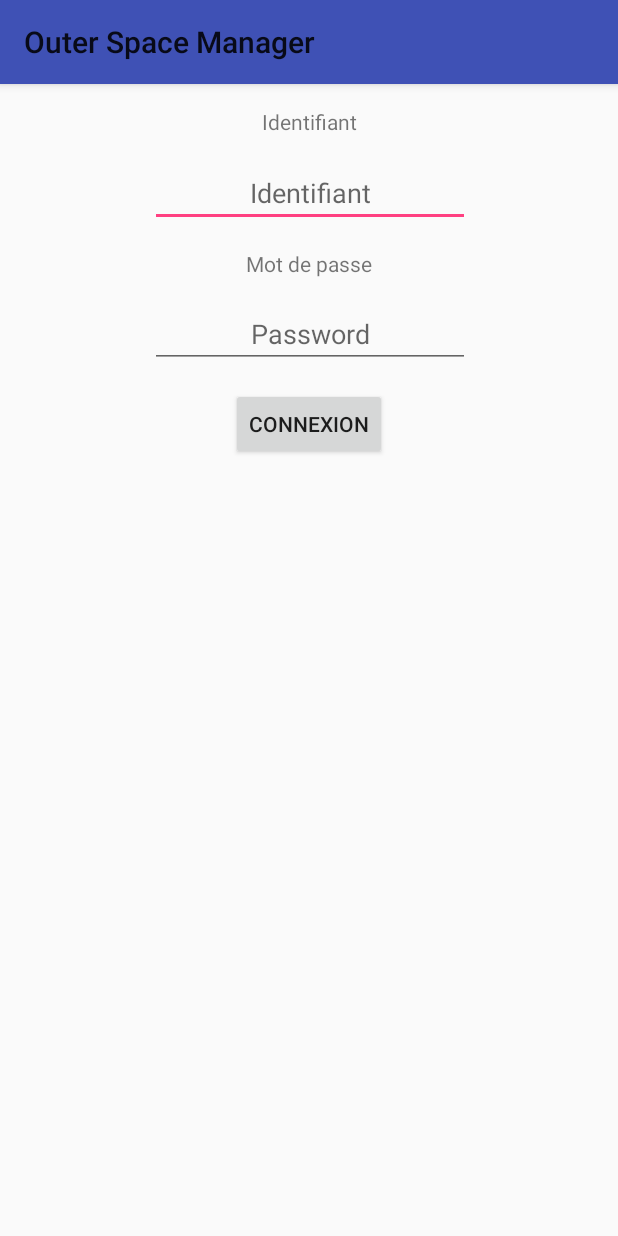
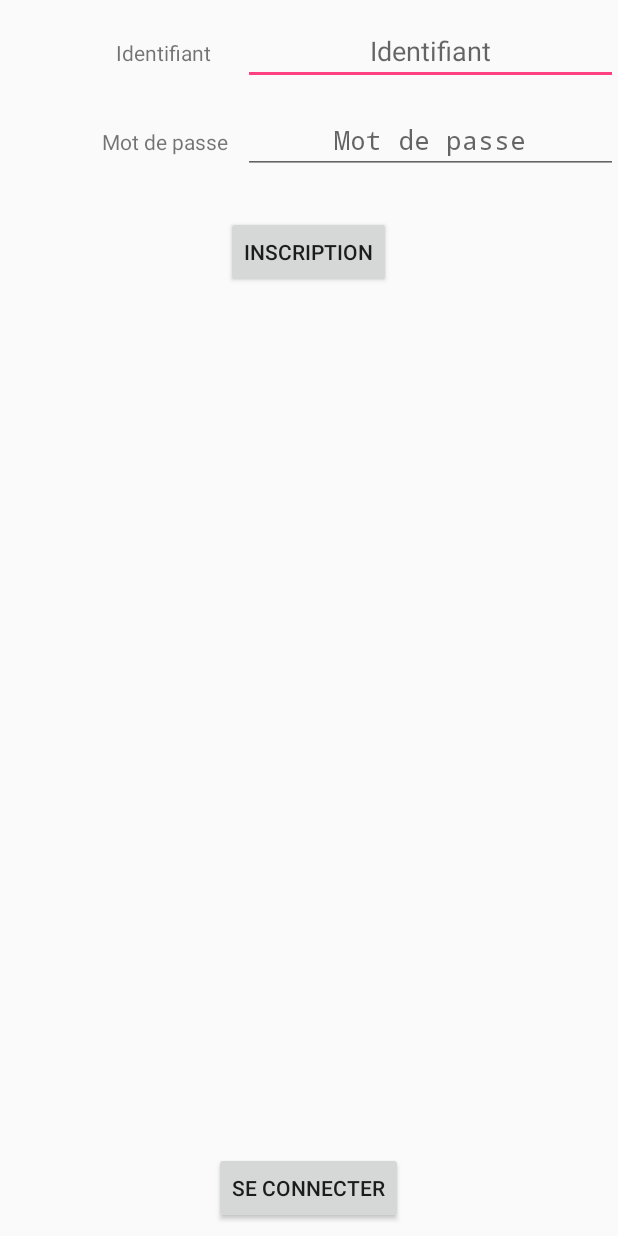
Before and after one commit to FrancoisRoizot/OuterSpaceManager, an Android app: the screen it shows after launch (SignUpActivity), on a phone screen of 412 x 824 dp. Run offline under Robolectric (Android 15) with nearby library versions, the phone set to English and light mode, and no system bars.

Commit message:
check point

```diff
--- a/app/build.gradle
+++ b/app/build.gradle
@@ -20,7 +20,7 @@ android {
 }
 
 dependencies {
-    compile fileTree(dir: 'libs', include: ['*.jar'])
+    compile fileTree(include: ['*.jar'], dir: 'libs')
     androidTestCompile('com.android.support.test.espresso:espresso-core:2.2.2', {
         exclude group: 'com.android.support', module: 'support-annotations'
     })
--- a/app/src/main/AndroidManifest.xml
+++ b/app/src/main/AndroidManifest.xml
@@ -1,7 +1,7 @@
 <?xml version="1.0" encoding="utf-8"?>
 <manifest xmlns:android="http://schemas.android.com/apk/res/android"
     package="roizot.com.outerspacemanager.outerspacemanager">
-
+    <uses-permission android:name="android.permission.INTERNET"></uses-permission>
     <application
         android:allowBackup="true"
         android:icon="@mipmap/ic_launcher"
@@ -16,6 +16,10 @@
                 <category android:name="android.intent.category.LAUNCHER" />
             </intent-filter>
         </activity>
+        <activity android:name=".MainActivity">
+        </activity>
+        <activity android:name=".SignInActivity">
+        </activity>
     </application>
 
 </manifest>
--- a/app/src/main/java/roizot/com/outerspacemanager/outerspacemanager/NetWorkManager.java
+++ b/app/src/main/java/roizot/com/outerspacemanager/outerspacemanager/NetWorkManager.java
@@ -1,12 +1,13 @@
 package roizot.com.outerspacemanager.outerspacemanager;
 
+import java.util.List;
 import java.util.Map;
 
 import retrofit2.Call;
+import retrofit2.http.Body;
 import retrofit2.http.GET;
+import retrofit2.http.Header;
 import retrofit2.http.POST;
-import retrofit2.http.Path;
-import retrofit2.http.Query;
 import retrofit2.http.QueryMap;
 
 /**
@@ -17,9 +18,15 @@ public interface NetWorkManager {
 
     static String BASE_URI = "https://outer-space-manager.herokuapp.com/api/v1/";
 
-    @POST(BASE_URI + "auth/create")
-    Call<User> createAccount(@QueryMap Map<String, String> options);
+    @POST("auth/create")
+    Call<UserConnection> createAccount(@Body Map<String, String> options);
 
-    @POST(BASE_URI + "auth/create")
-    Call<User> connectAccount(@QueryMap Map<String, String> options);
+    @POST("auth/login")
+    Call<UserConnection> connectAccount(@Body Map<String, String> options);
+
+    @GET("users/get")
+    Call<UserInfos> getUserInfos(@Header("x-access-token") String token);
+
+    @GET("buildings/list")
+    Call<List<Building>> getBuildingsInfos(@Header("x-access-token") String token);
 }
--- a/app/src/main/java/roizot/com/outerspacemanager/outerspacemanager/SignUpActivity.java
+++ b/app/src/main/java/roizot/com/outerspacemanager/outerspacemanager/SignUpActivity.java
@@ -1,6 +1,8 @@
 package roizot.com.outerspacemanager.outerspacemanager;
 
-import android.support.v7.app.AppCompatActivity;
+import android.app.Activity;
+import android.content.Intent;
+import android.content.SharedPreferences;
 import android.os.Bundle;
 import android.util.Log;
 import android.view.View;
@@ -8,9 +10,21 @@ import android.widget.Button;
 import android.widget.EditText;
 import android.widget.Toast;
 
-public class SignUpActivity extends AppCompatActivity implements View.OnClickListener {
+import java.util.HashMap;
+import java.util.Map;
+
+import retrofit2.Call;
+import retrofit2.Callback;
+import retrofit2.Response;
+import retrofit2.Retrofit;
+import retrofit2.converter.gson.GsonConverterFactory;
+
+public class SignUpActivity extends Activity implements View.OnClickListener {
+
+    public static final String PREFS_NAME = "OGamePrefs";
 
     private Button connexion;
+    private Button inscription;
     private EditText identifiant;
     private EditText password;
 
@@ -18,23 +32,68 @@ public class SignUpActivity extends AppCompatActivity implements View.OnClickLis
     protected void onCreate(Bundle savedInstanceState) {
         super.onCreate(savedInstanceState);
         setContentView(R.layout.activity_signup);
-        connexion = (Button)findViewById(R.id.connexion);
+        connexion = (Button)findViewById(R.id.signUp);
         connexion.setOnClickListener(this);
+        inscription = (Button)findViewById(R.id.signIn);
+        inscription.setOnClickListener(this);
         identifiant = (EditText)findViewById(R.id.identifiant);
         password = (EditText)findViewById(R.id.password);
 
+        SharedPreferences settings = getSharedPreferences(PREFS_NAME, 0);
+        String token = settings.getString("token", "");
+        if (!token.equals("")) {
+            Intent myIntent = new Intent(getApplicationContext(),MainActivity.class);
+            startActivity(myIntent);
+        }
     }
 
     @Override
     public void onClick(View v) {
         switch(v.getId()) {
-            case R.id.connexion :
+            case R.id.signUp :
                 this.createAccount(this.identifiant.getText().toString(), this.password.getText().toString());
+                break;
+            case R.id.signIn :
+                Intent toSignUp = new Intent(getApplicationContext(),SignInActivity.class);
+                startActivity(toSignUp);
                 break;
         }
     }
 
     protected void createAccount(String identifiant, String password) {
+        Map<String, String> data = new HashMap<>();
+        data.put("username", identifiant);
+        data.put("password", password);
+        Retrofit retrofit = new Retrofit.Builder()
+                .baseUrl("https://outer-space-manager.herokuapp.com/api/v1/")
+                .addConverterFactory(GsonConverterFactory.create())
+                .build();
+        NetWorkManager service = retrofit.create(NetWorkManager.class);
+        Call<UserConnection> request = service.createAccount(data);
 
+        request.enqueue(new Callback<UserConnection>() {
+            @Override
+            public void onResponse(Call<UserConnection> request, Response<UserConnection> response) {
+                if (response.isSuccessful()) {
+                    SharedPreferences settings = getSharedPreferences(PREFS_NAME, 0);
+                    SharedPreferences.Editor editor = settings.edit();
+                    editor.putString("token", response.body().getToken());
+                    editor.commit();
+                    Intent myIntent = new Intent(getApplicationContext(),MainActivity.class);
+                    startActivity(myIntent);
+                } else {
+                    Log.d("Error", "Erreur de parsing ou autres");
+                    Log.d("Why", response.toString());
+                    Toast.makeText(getApplicationContext(), "Erreur à la création !", Toast.LENGTH_SHORT).show();
+                }
+            }
+
+            @Override
+            public void onFailure(Call<UserConnection> request, Throwable t) {
+                // something went completely south (like no internet connection)
+                Log.d("Error", t.getMessage());
+                Toast.makeText(getApplicationContext(), "Erreur de connexion !", Toast.LENGTH_SHORT).show();
+            }
+        });
     }
 }
--- a/app/src/main/res/layout/activity_signup.xml
+++ b/app/src/main/res/layout/activity_signup.xml
@@ -1,95 +1,79 @@
 <?xml version="1.0" encoding="utf-8"?>
-<android.support.constraint.ConstraintLayout xmlns:android="http://schemas.android.com/apk/res/android"
-    xmlns:app="http://schemas.android.com/apk/res-auto"
-    xmlns:tools="http://schemas.android.com/tools"
+<RelativeLayout xmlns:android="http://schemas.android.com/apk/res/android"
     android:layout_width="match_parent"
     android:layout_height="match_parent"
-    tools:context="roizot.com.outerspacemanager.outerspacemanager.SignUpActivity">
+    android:orientation="vertical"
+    android:weightSum="1">
+
+    <EditText
+        android:id="@+id/identifiant"
+        android:layout_width="250dp"
+        android:ems="10"
+        android:hint="@string/identifiant"
+        android:inputType="textPersonName"
+        android:textAlignment="center"
+        android:layout_height="wrap_content"
+        android:layout_alignBaseline="@+id/textView"
+        android:layout_alignBottom="@+id/textView"
+        android:layout_alignParentRight="true"
+        android:layout_alignParentEnd="true" />
+
+    <EditText
+        android:id="@+id/password"
+        android:ems="10"
+        android:hint="@string/mot_de_passe"
+        android:inputType="textPassword"
+        android:textAlignment="center"
+        android:layout_height="wrap_content"
+        android:layout_width="250dp"
+        android:layout_alignBaseline="@+id/textView2"
+        android:layout_alignBottom="@+id/textView2"
+        android:layout_alignParentRight="true"
+        android:layout_alignParentEnd="true" />
 
     <TextView
         android:id="@+id/textView"
         android:layout_width="wrap_content"
-        android:layout_height="20dp"
-        android:layout_marginBottom="8dp"
-        android:layout_marginLeft="8dp"
-        android:layout_marginRight="8dp"
-        android:layout_marginTop="8dp"
-        android:text="Identifiant"
+        android:text="@string/identifiant"
         android:textAlignment="center"
-        app:layout_constraintBottom_toBottomOf="parent"
-        app:layout_constraintLeft_toLeftOf="parent"
-        app:layout_constraintRight_toRightOf="parent"
-        app:layout_constraintTop_toTopOf="parent"
-        app:layout_constraintVertical_bias="0.00999999" />
-
-    <EditText
-        android:id="@+id/identifiant"
-        android:layout_width="wrap_content"
         android:layout_height="wrap_content"
-        android:layout_marginBottom="8dp"
-        android:layout_marginLeft="8dp"
-        android:layout_marginRight="8dp"
-        android:layout_marginTop="8dp"
-        android:ems="10"
-        android:hint="Identifiant"
-        android:inputType="textPersonName"
-        android:textAlignment="center"
-        app:layout_constraintBottom_toBottomOf="parent"
-        app:layout_constraintHorizontal_bias="0.503"
-        app:layout_constraintLeft_toLeftOf="parent"
-        app:layout_constraintRight_toRightOf="parent"
-        app:layout_constraintTop_toBottomOf="@+id/textView"
-        app:layout_constraintVertical_bias="0.00999999" />
-
-    <EditText
-        android:id="@+id/password"
-        android:layout_width="wrap_content"
-        android:layout_height="wrap_content"
-        android:layout_marginBottom="8dp"
-        android:layout_marginLeft="8dp"
-        android:layout_marginRight="8dp"
-        android:layout_marginTop="8dp"
-        android:ems="10"
-        android:hint="Password"
-        android:inputType="textPersonName"
-        android:textAlignment="center"
-        app:layout_constraintBottom_toBottomOf="parent"
-        app:layout_constraintHorizontal_bias="0.503"
-        app:layout_constraintLeft_toLeftOf="parent"
-        app:layout_constraintRight_toRightOf="parent"
-        app:layout_constraintTop_toBottomOf="@+id/textView2"
-        app:layout_constraintVertical_bias="0.00999999" />
+        android:layout_marginTop="25dp"
+        android:layout_marginLeft="9dp"
+        android:layout_marginStart="9dp"
+        android:layout_alignParentTop="true"
+        android:layout_alignLeft="@+id/textView2"
+        android:layout_alignStart="@+id/textView2" />
 
     <TextView
         android:id="@+id/textView2"
         android:layout_width="wrap_content"
-        android:layout_height="20dp"
-        android:layout_marginBottom="8dp"
-        android:layout_marginLeft="8dp"
-        android:layout_marginRight="8dp"
-        android:layout_marginTop="8dp"
-        android:text="Mot de passe"
+        android:text="@string/mot_de_passe"
         android:textAlignment="center"
-        app:layout_constraintBottom_toBottomOf="parent"
-        app:layout_constraintLeft_toLeftOf="parent"
-        app:layout_constraintRight_toRightOf="parent"
-        app:layout_constraintTop_toBottomOf="@+id/identifiant"
-        app:layout_constraintVertical_bias="0.00999999" />
+        android:layout_height="wrap_content"
+        android:layout_marginTop="28dp"
+        android:layout_below="@+id/identifiant"
+        android:layout_toLeftOf="@+id/password"
+        android:layout_toStartOf="@+id/password"
+        android:layout_marginRight="10dp"
+        android:layout_marginEnd="10dp" />
 
     <Button
-        android:id="@+id/connexion"
+        android:id="@+id/signUp"
+        android:layout_height="wrap_content"
+        android:layout_width="wrap_content"
+        android:text="@string/inscription"
+        android:textAlignment="center"
+        android:layout_marginTop="28dp"
+        android:layout_below="@+id/password"
+        android:layout_centerHorizontal="true" />
+
+    <Button
+        android:text="@string/se_connecter"
         android:layout_width="wrap_content"
         android:layout_height="wrap_content"
+        android:layout_alignParentBottom="true"
+        android:layout_centerHorizontal="true"
         android:layout_marginBottom="8dp"
-        android:layout_marginLeft="8dp"
-        android:layout_marginRight="8dp"
-        android:layout_marginTop="8dp"
-        android:text="Connexion"
-        android:textAlignment="center"
-        app:layout_constraintBottom_toBottomOf="parent"
-        app:layout_constraintLeft_toLeftOf="parent"
-        app:layout_constraintRight_toRightOf="parent"
-        app:layout_constraintTop_toBottomOf="@+id/password"
-        app:layout_constraintVertical_bias="0.00999999" />
+        android:id="@+id/signIn" />
 
-</android.support.constraint.ConstraintLayout>
+</RelativeLayout>
--- a/app/src/main/res/values/strings.xml
+++ b/app/src/main/res/values/strings.xml
@@ -1,3 +1,15 @@
 <resources>
     <string name="app_name">Outer Space Manager</string>
+    <string name="identifiant">Identifiant</string>
+    <string name="mot_de_passe">Mot de passe</string>
+    <string name="connexion">Connexion</string>
+    <string name="deconnexion">Deconnexion</string>
+    <string name="vue_generale">Vue générale</string>
+    <string name="flotte">Flotte</string>
+    <string name="recherches">Recherches</string>
+    <string name="galaxie">Galaxie</string>
+    <string name="chantier_spatial">Chantier spatial</string>
+    <string name="batiments">Bâtiments</string>
+    <string name="inscription">Inscription</string>
+    <string name="se_connecter">Se connecter</string>
 </resources>
```
Also changed, not shown: app/src/main/java/roizot/com/outerspacemanager/outerspacemanager/User.java (deleted, +0 -38 lines), app/src/main/java/roizot/com/outerspacemanager/outerspacemanager/UserConnection.java (added, +18 -0 lines).
